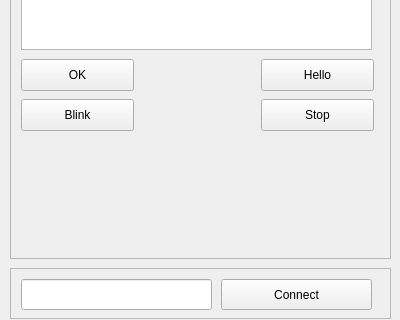
Above: mainwindow.ui from BillSnook/PiWorld before the change; both pictures show x 0 to 400 and y 218 to 538 of the 400 by 653 pixel window. Below: the same form after it.
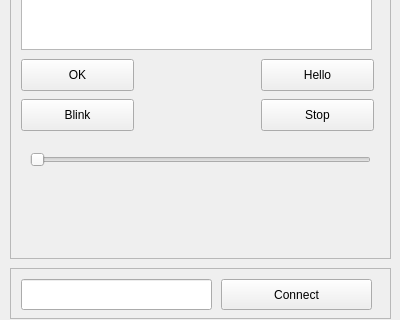
That is the form after the change.

```diff
--- a/mainwindow.ui
+++ b/mainwindow.ui
@@ -107,6 +107,19 @@
        <string>Stop</string>
       </property>
      </widget>
+     <widget class="QSlider" name="horizontalSlider">
+      <property name="geometry">
+       <rect>
+        <x>19</x>
+        <y>260</y>
+        <width>341</width>
+        <height>22</height>
+       </rect>
+      </property>
+      <property name="orientation">
+       <enum>Qt::Horizontal</enum>
+      </property>
+     </widget>
     </widget>
    </widget>
    <widget class="QScrollArea" name="connectBox">
```
Left out of the diff: 6 changed lines with no effect on the pictures.
